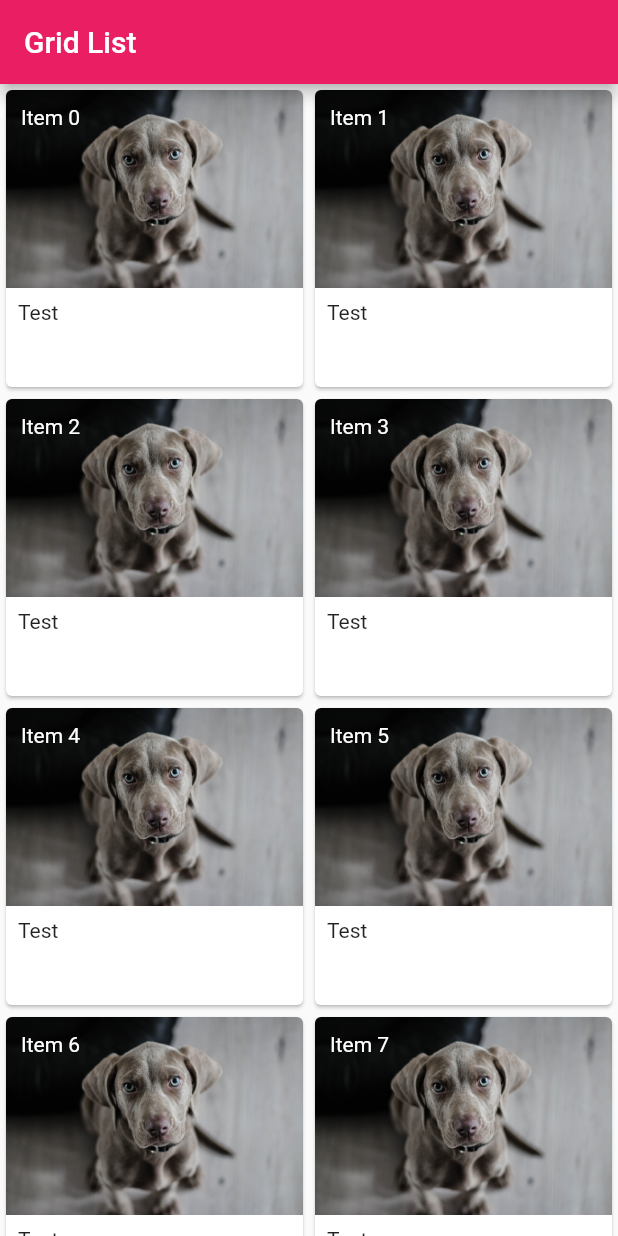
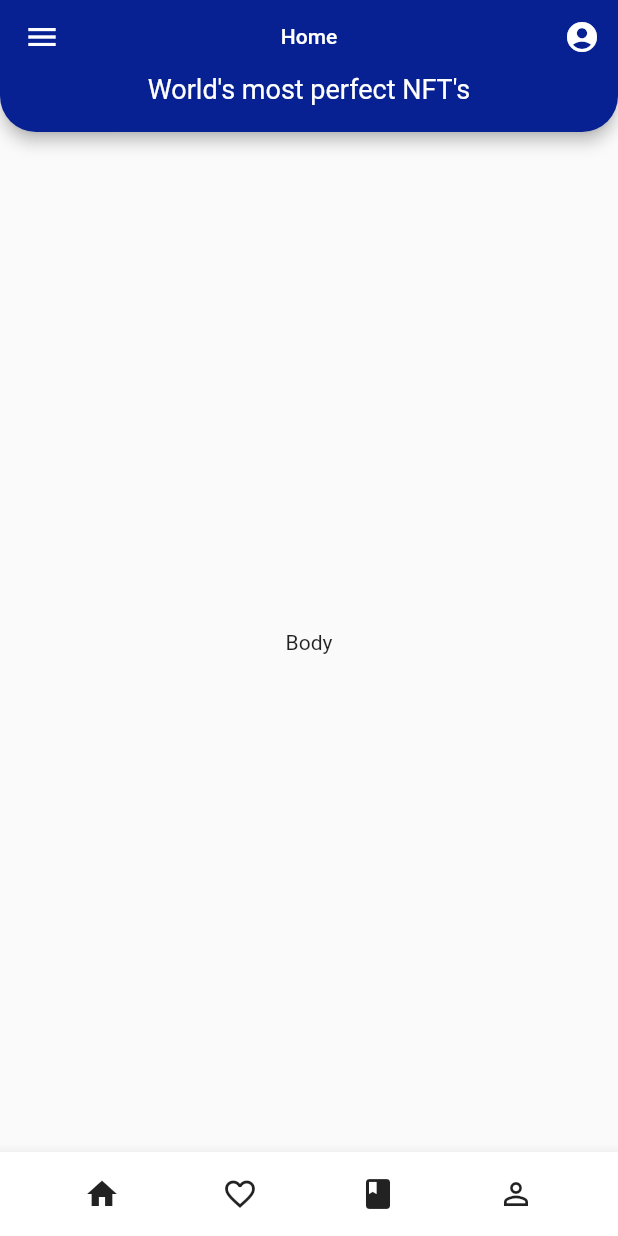
Before and after one commit to Quinesee/learn_flutter, a Flutter app: the screen it shows after launch, on a phone screen of 412 x 824 dp. Run offline on Flutter 3.47's test engine with Material 2 defaults, Android fonts, the phone set to English and light mode, and no system bars.

Commit message:
Practicing building home page layout of dribbble design

```diff
--- /dev/null
+++ b/lib/colors.dart
@@ -0,0 +1,4 @@
+import 'package:flutter/material.dart';
+
+const brandDarkBlue = Color(0xFF072192);
+final darkGrey = Colors.grey[800];
--- a/lib/main.dart
+++ b/lib/main.dart
@@ -1,4 +1,5 @@
 import 'package:flutter/material.dart';
+import 'colors.dart';
 
 void main() {
   runApp(const MyApp());
@@ -7,122 +8,91 @@ void main() {
 class MyApp extends StatelessWidget {
   const MyApp({Key? key}) : super(key: key);
 
-  // This widget is the root of your application.
   @override
   Widget build(BuildContext context) {
-    return MaterialApp(
-      title: 'Flutter Demo',
-      theme: ThemeData(
-        // This is the theme of your application.
-        //
-        // Try running your application with "flutter run". You'll see the
-        // application has a blue toolbar. Then, without quitting the app, try
-        // changing the primarySwatch below to Colors.green and then invoke
-        // "hot reload" (press "r" in the console where you ran "flutter run",
-        // or simply save your changes to "hot reload" in a Flutter IDE).
-        // Notice that the counter didn't reset back to zero; the application
-        // is not restarted.
-        primarySwatch: Colors.pink,
-      ),
-      home: MyHomePage(title: 'Grid List'),
+    return const MaterialApp(
+      title: 'NFT App',
+      home: MyHomePage(),
     );
   }
 }
 
 class MyHomePage extends StatelessWidget {
-  MyHomePage({Key? key, required this.title}) : super(key: key);
-
-  final String title;
-  final Image _cardImage = Image.asset('assets/dog.jpg');
+  const MyHomePage({Key? key}) : super(key: key);
 
   @override
   Widget build(BuildContext context) {
     return Scaffold(
       appBar: AppBar(
-        title: Text(title),
-      ),
-      body: GridView.count(
-        crossAxisCount: 2,
-        children: List.generate(100, (index) {
-          return InkWell(
-            onTap: () {
-              Navigator.push(
-                context,
-                MaterialPageRoute(
-                  builder: (context) => DetailRoute(
-                    heroTag: 'banner${index}',
-                    heroImage: _cardImage,
+        backgroundColor: brandDarkBlue,
+        centerTitle: true,
+        shape: const RoundedRectangleBorder(
+          borderRadius: BorderRadius.only(
+            bottomLeft: Radius.circular(24.0),
+            bottomRight: Radius.circular(24.0),
           ),
         ),
-              );
-            },
-            child: Card(
-              clipBehavior: Clip.antiAlias,
-              child: Column(
-                children: [
-                  SizedBox(
-                    child: Stack(
-                      children: [
-                        Hero(
-                          tag: 'banner${index}',
-                          child: _cardImage,
+        leading: IconButton(
+          onPressed: () {},
+          icon: const Icon(Icons.menu),
         ),
-                        Positioned(
-                          top: 10.0,
-                          left: 10.0,
-                          child: FittedBox(
-                            fit: BoxFit.scaleDown,
-                            alignment: Alignment.centerLeft,
+        title: const Text(
+          'Home',
+          style: TextStyle(
+            fontSize: 14.0,
+          ),
+        ),
+        titleSpacing: 0.0,
+        actions: [
+          IconButton(
+            onPressed: () {},
+            icon: const Icon(Icons.account_circle),
+          ),
+        ],
+        bottom: const PreferredSize(
+          preferredSize: Size.fromHeight(32.0),
+          child: Padding(
+            padding: EdgeInsets.fromLTRB(0.0, 0.0, 0.0, 18.0),
             child: Text(
-                              'Item ${index}',
+              'World\'s most perfect NFT\'s',
               style: TextStyle(
                 color: Colors.white,
+                fontSize: 18.0,
               ),
             ),
           ),
         ),
-                      ],
       ),
+      body: Center(
+        child: Text('Body'),
       ),
-                  Padding(
-                    padding: const EdgeInsets.all(8.0),
+      bottomNavigationBar: BottomAppBar(
+        child: Container(
+          padding: EdgeInsets.fromLTRB(0.0, 4.0, 0.0, 4.0),
           child: Row(
+            mainAxisAlignment: MainAxisAlignment.spaceEvenly,
+            crossAxisAlignment: CrossAxisAlignment.center,
             children: [
-                        Text('Test'),
-                      ],
+              IconButton(
+                onPressed: () {},
+                icon: Icon(Icons.home),
               ),
+              IconButton(
+                onPressed: () {},
+                icon: Icon(Icons.favorite_outline),
+              ),
+              IconButton(
+                onPressed: () {},
+                icon: Icon(Icons.book),
+              ),
+              IconButton(
+                onPressed: () {},
+                icon: Icon(Icons.perm_identity),
               ),
             ],
           ),
         ),
-          );
-        }),
       ),
     );
   }
 }
-
-class DetailRoute extends StatelessWidget {
-  const DetailRoute({Key? key, required this.heroTag, required this.heroImage}) : super(key: key);
-
-  final String heroTag;
-  final Image heroImage;
-
-  @override
-  Widget build(BuildContext context) {
-    return Scaffold(
-      appBar: AppBar(
-        title: Text('Detail'),
-      ),
-      body: Column(
-        children: [
-          Hero(
-            tag: heroTag,
-            child: heroImage,
-          ),
-          Text(heroTag),
-        ],
-      ),
-    );
-  }
-}
```
Also changed, not shown: lib/gridview-test.dart (added, +128 -0 lines). Lines whose indentation alone changed are shown as unchanged.
